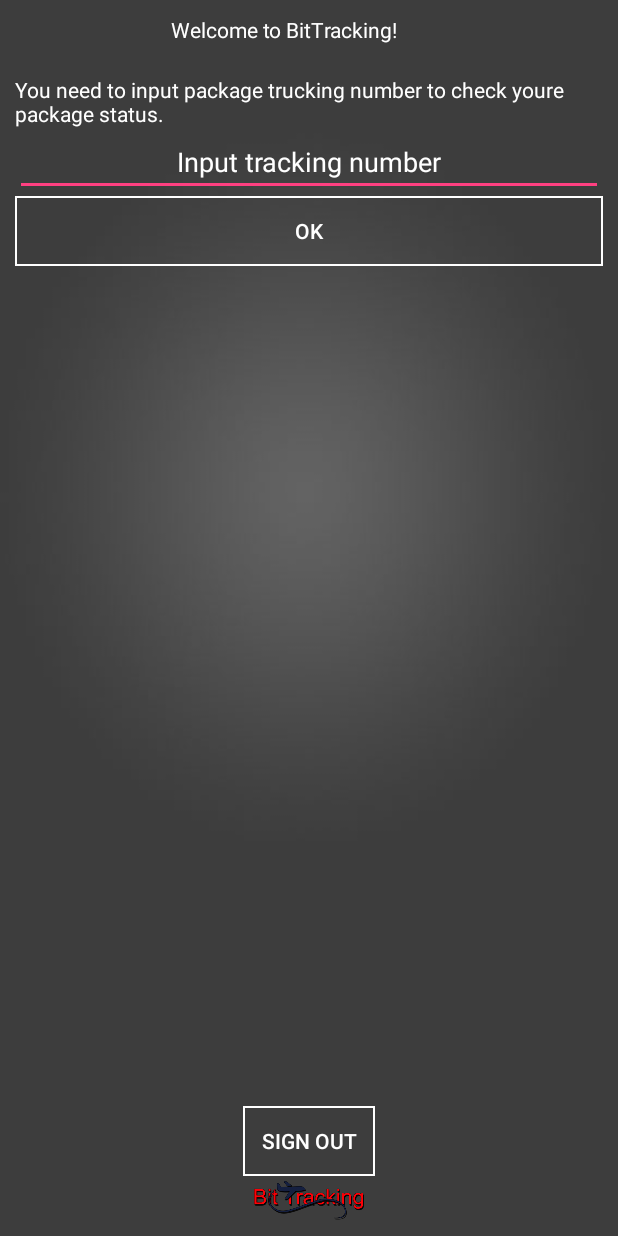
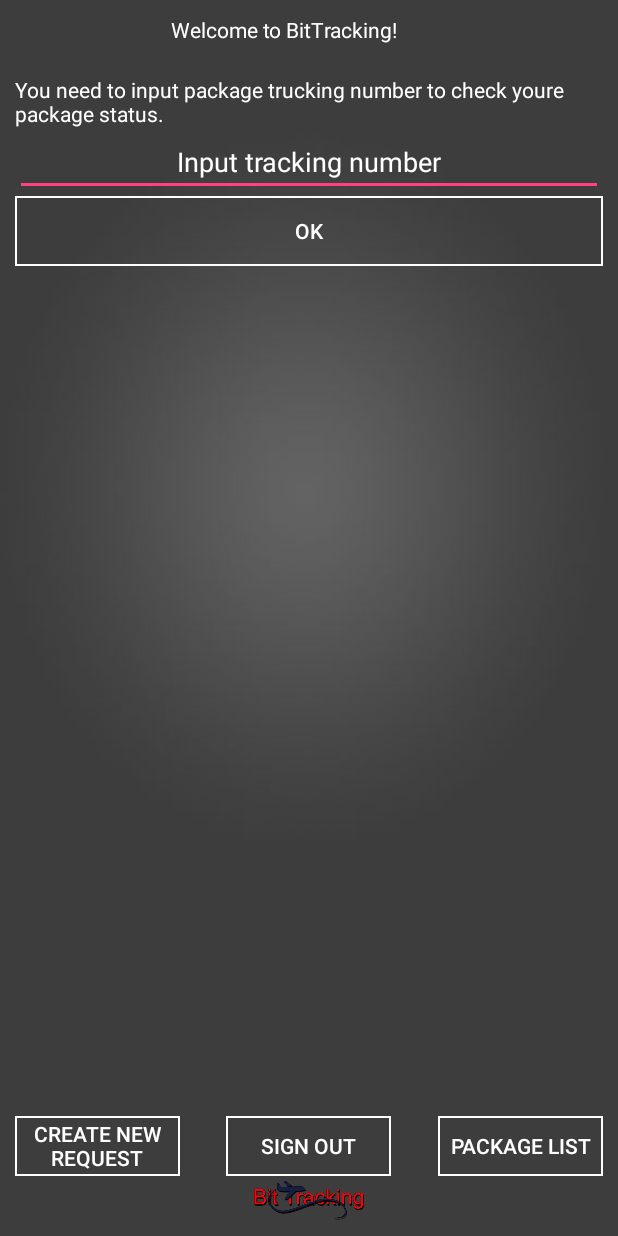
Before and after one commit to KristinaPupavac/bit_tracking_android, an Android app: the HomeActivity screen opened directly, with no data from a screen before it, on a phone screen of 412 x 824 dp. Run offline under Robolectric (Android 15) with nearby library versions, the light colour scheme and no system bars; 2 statements that could not run were skipped.

Commit message:
create package request and list view

```diff
--- a/BitTrackingApplication/app/build.gradle
+++ b/BitTrackingApplication/app/build.gradle
@@ -27,4 +27,5 @@ dependencies {
     compile 'com.android.support:recyclerview-v7:23.1.0'
     compile 'com.google.android.gms:play-services:8.1.0'
     compile 'com.android.support:design:23.1.0'
+    compile 'com.android.support:recyclerview-v7:23.1.0'
 }
--- a/BitTrackingApplication/app/src/main/res/layout/activity_home.xml
+++ b/BitTrackingApplication/app/src/main/res/layout/activity_home.xml
@@ -37,7 +37,7 @@
             android:id="@+id/layout"
             android:orientation="vertical"
             android:layout_width="match_parent"
-            android:layout_height="231dp"
+            android:layout_height="132dp"
             >
 
         </LinearLayout>
@@ -91,23 +91,45 @@
         android:layout_height="70px"
         android:layout_gravity="center_horizontal"
         android:text="OK"
-        android:id="@+id/button"
+        android:id="@+id/ok_button"
         android:background="@drawable/button_bg_stroke"
         android:textColor="#ffffff"
         android:layout_below="@+id/trucking_number"
         android:layout_centerHorizontal="true"/>
 
     <Button
-        android:layout_width="wrap_content"
-        android:layout_height="70px"
+        android:layout_width="110dp"
+        android:layout_height="40dp"
+        android:text="Create New request"
+        android:id="@+id/new_request_button"
+        android:background="@drawable/button_bg_stroke"
+        android:textColor="#ffffff"
+        android:layout_above="@+id/imageView1"
+        android:layout_alignLeft="@+id/ok_button"
+        android:layout_alignStart="@+id/ok_button"/>
+
+    <Button
+        android:layout_width="110dp"
+        android:layout_height="40dp"
         android:id="@+id/sign_out"
         android:textColor="#ffffff"
         android:textAlignment="center"
         android:text="Sign out"
         android:background="@drawable/button_bg_stroke"
         android:layout_gravity="center_horizontal"
+        android:layout_alignTop="@+id/package_list_button"
+        android:layout_centerHorizontal="true"/>
+
+    <Button
+        android:layout_width="110dp"
+        android:layout_height="40dp"
+        android:text="package list"
+        android:id="@+id/package_list_button"
+        android:background="@drawable/button_bg_stroke"
+        android:textColor="#ffffff"
         android:layout_above="@+id/imageView1"
-        android:layout_centerHorizontal="true"/>
+        android:layout_alignRight="@+id/ok_button"
+        android:layout_alignEnd="@+id/ok_button"/>
 
 
 </RelativeLayout>
--- a/BitTrackingApplication/app/src/main/res/layout/activity_login.xml
+++ b/BitTrackingApplication/app/src/main/res/layout/activity_login.xml
@@ -7,7 +7,7 @@
     android:layout_centerInParent="true"
     android:padding="10dp"
     tools:context=".LoginActivity"
-    android:background="@drawable/backmla">
+    android:background="@drawable/map9">
     <RelativeLayout
         android:id="@+id/header"
         android:layout_width="match_parent"
```
Also changed, not shown: BitTrackingApplication/app/src/main/res/layout/activity_create_pacage.xml (added, +77 -0 lines), BitTrackingApplication/app/src/main/res/layout/activity_package_list.xml (added, +34 -0 lines).
